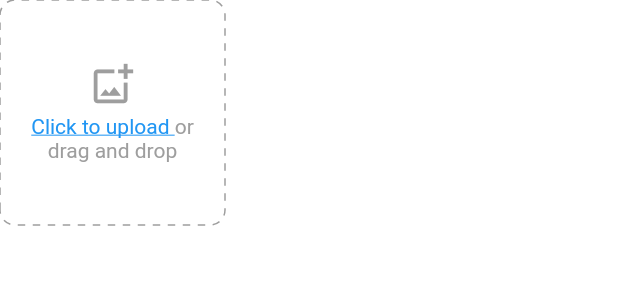
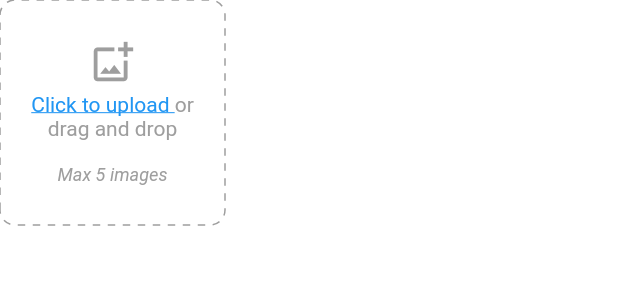
Before and after one commit to NonymousMorlock/furniture_app_admin, a Flutter app: the ImageReceiver widget shown alone on an empty page, opened directly, on a phone screen of 412 x 824 dp. Shown: the top 300 px of the screen. Run offline on Flutter 3.47's test engine with Material 2 defaults, Android fonts, the phone set to English and light mode, and no system bars; drawn by our look-alikes of dotted_border; our stand-ins replace badges, bloc, iconly, image_picker, lottie, responsive_framework; missing offline and left inert: desktop_drop, window_size; generated files the repository leaves out were written again.

Commit message:
initial commit 🚀

```diff
--- a/lib/src/inventory_management/presentation/widgets/image_receiver.dart
+++ b/lib/src/inventory_management/presentation/widgets/image_receiver.dart
@@ -54,11 +54,20 @@ class ImageReceiver extends StatelessWidget {
                           ..onTap = controller.pickImages,
                         children: const [
                           TextSpan(
-                            text: 'or drag and drop',
+                            text: 'or drag and drop\n\n',
                             style: TextStyle(
                               decoration: TextDecoration.none,
                               color: Colors.grey,
                             ),
+                            children: [
+                              TextSpan(
+                                text: 'Max 5 images',
+                                style: TextStyle(
+                                  fontStyle: FontStyle.italic,
+                                  fontSize: 12,
+                                ),
+                              ),
+                            ],
                           ),
                         ],
                       ),
```
Also changed, not shown: lib/src/inventory_management/presentation/refactors/second_column.dart (+8 -4 lines).
